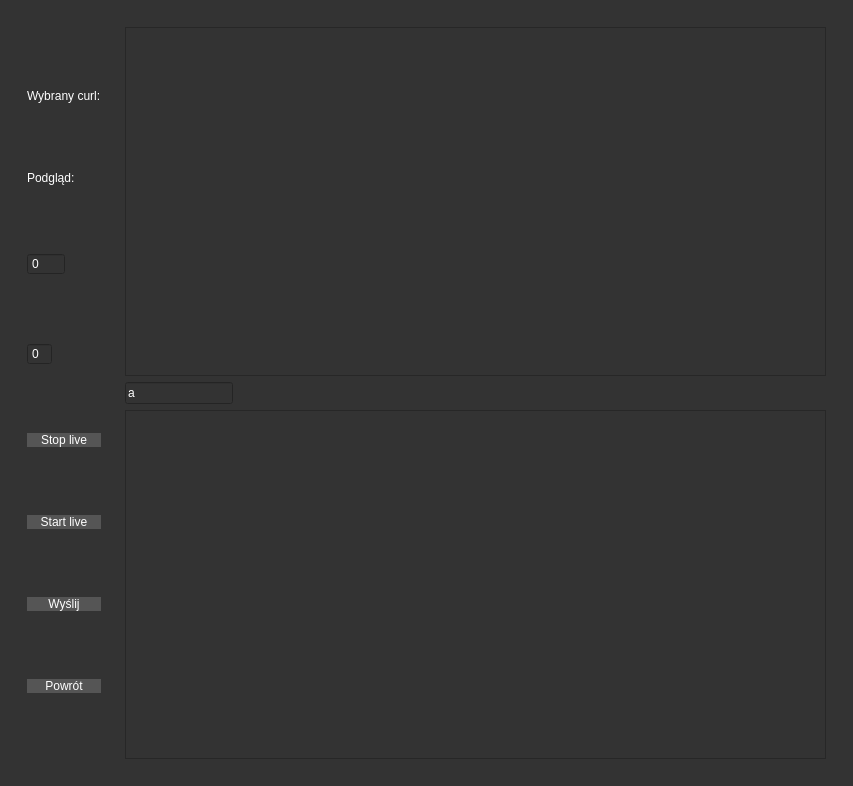
The window that untitled.ui (arekszatan/curlator) describes before a commit, drawn with Qt 5.
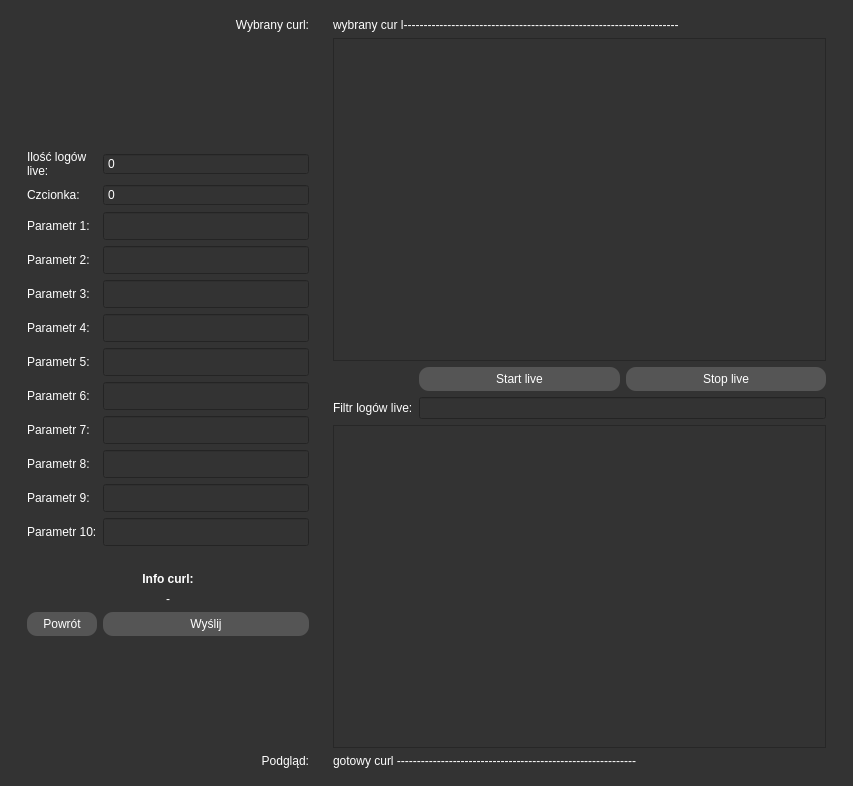
The same window after the commit.

The edit to the form file:
```diff
--- a/untitled.ui
+++ b/untitled.ui
@@ -16,7 +16,7 @@
   <property name="styleSheet">
    <string notr="true">*{
 	color:#fff;
-	font:25px  &quot;Lucida Sans&quot;;
+	font:20px  &quot;Lucida Sans&quot;;
 	
 }
 QWidget{
@@ -28,6 +28,22 @@
 	color:#fff;
 	background-color:#555555;
 	border-radius: 10px;
+	padding:5px;
+}
+
+QPushButton{
+	color:#fff;
+	background-color:#555555;
+	border-radius: 10px;
+}
+
+QPushButton::hover{
+	background-color:#111;
+}
+
+QPushButton::pressed{
+	color:#111;
+	background-color:#22aa33;
 }</string>
   </property>
   <widget class="QWidget" name="centralwidget">
@@ -139,21 +155,42 @@
             <verstretch>0</verstretch>
            </sizepolicy>
           </property>
-          <layout class="QVBoxLayout" name="verticalLayout_2">
-           <item>
-            <widget class="QLabel" name="label_3">
-             <property name="sizePolicy">
-              <sizepolicy hsizetype="Preferred" vsizetype="Maximum">
-               <horstretch>0</horstretch>
-               <verstretch>0</verstretch>
-              </sizepolicy>
-             </property>
+          <property name="maximumSize">
+           <size>
+            <width>300</width>
+            <height>16777215</height>
+           </size>
+          </property>
+          <property name="styleSheet">
+           <string notr="true">QLineEdit{
+
+font-size:12px;
+padding:5px;
+}
+
+QLabel{
+
+font-size:12px;
+}</string>
+          </property>
+          <layout class="QGridLayout" name="gridLayout_4">
+           <property name="topMargin">
+            <number>0</number>
+           </property>
+           <property name="bottomMargin">
+            <number>0</number>
+           </property>
+           <item row="5" column="1">
+            <widget class="QLineEdit" name="p3">
              <property name="text">
-              <string>Wybrany curl:</string>
+              <string/>
              </property>
             </widget>
            </item>
-           <item>
+           <item row="6" column="1">
+            <widget class="QLineEdit" name="p4"/>
+           </item>
+           <item row="20" column="1" alignment="Qt::AlignBottom">
             <widget class="QLabel" name="label_4">
              <property name="sizePolicy">
               <sizepolicy hsizetype="Preferred" vsizetype="Maximum">
@@ -164,16 +201,159 @@
              <property name="text">
               <string>Podgląd:</string>
              </property>
+             <property name="alignment">
+              <set>Qt::AlignRight|Qt::AlignTrailing|Qt::AlignVCenter</set>
+             </property>
             </widget>
            </item>
-           <item>
+           <item row="3" column="0">
+            <widget class="QLabel" name="p1label">
+             <property name="text">
+              <string>Parametr 1:</string>
+             </property>
+            </widget>
+           </item>
+           <item row="7" column="0">
+            <widget class="QLabel" name="p5label">
+             <property name="text">
+              <string>Parametr 5:</string>
+             </property>
+            </widget>
+           </item>
+           <item row="5" column="0">
+            <widget class="QLabel" name="p3label">
+             <property name="text">
+              <string>Parametr 3:</string>
+             </property>
+            </widget>
+           </item>
+           <item row="4" column="1">
+            <widget class="QLineEdit" name="p2"/>
+           </item>
+           <item row="0" column="1" alignment="Qt::AlignTop">
+            <widget class="QLabel" name="label_3">
+             <property name="sizePolicy">
+              <sizepolicy hsizetype="Preferred" vsizetype="Maximum">
+               <horstretch>0</horstretch>
+               <verstretch>0</verstretch>
+              </sizepolicy>
+             </property>
+             <property name="text">
+              <string>Wybrany curl:</string>
+             </property>
+             <property name="alignment">
+              <set>Qt::AlignRight|Qt::AlignTrailing|Qt::AlignVCenter</set>
+             </property>
+            </widget>
+           </item>
+           <item row="11" column="0">
+            <widget class="QLabel" name="p9label">
+             <property name="text">
+              <string>Parametr 9:</string>
+             </property>
+            </widget>
+           </item>
+           <item row="10" column="0">
+            <widget class="QLabel" name="p8label">
+             <property name="text">
+              <string>Parametr 8:</string>
+             </property>
+            </widget>
+           </item>
+           <item row="9" column="0">
+            <widget class="QLabel" name="p7label">
+             <property name="text">
+              <string>Parametr 7:</string>
+             </property>
+            </widget>
+           </item>
+           <item row="11" column="1">
+            <widget class="QLineEdit" name="p9"/>
+           </item>
+           <item row="15" column="0" colspan="2">
+            <widget class="QLabel" name="label_20">
+             <property name="sizePolicy">
+              <sizepolicy hsizetype="Preferred" vsizetype="Maximum">
+               <horstretch>0</horstretch>
+               <verstretch>0</verstretch>
+              </sizepolicy>
+             </property>
+             <property name="font">
+              <font>
+               <family>MS Shell Dlg 2</family>
+               <pointsize>-1</pointsize>
+               <weight>75</weight>
+               <italic>false</italic>
+               <bold>true</bold>
+              </font>
+             </property>
+             <property name="styleSheet">
+              <string notr="true">margin-top:20px;
+font-weight:bold;</string>
+             </property>
+             <property name="text">
+              <string>Info curl:</string>
+             </property>
+             <property name="alignment">
+              <set>Qt::AlignCenter</set>
+             </property>
+            </widget>
+           </item>
+           <item row="16" column="0" colspan="2">
+            <widget class="QLabel" name="infoCurlLabel">
+             <property name="sizePolicy">
+              <sizepolicy hsizetype="Preferred" vsizetype="Maximum">
+               <horstretch>0</horstretch>
+               <verstretch>0</verstretch>
+              </sizepolicy>
+             </property>
+             <property name="text">
+              <string>-</string>
+             </property>
+             <property name="alignment">
+              <set>Qt::AlignCenter</set>
+             </property>
+            </widget>
+           </item>
+           <item row="12" column="0">
+            <widget class="QLabel" name="p10label">
+             <property name="text">
+              <string>Parametr 10:</string>
+             </property>
+            </widget>
+           </item>
+           <item row="12" column="1">
+            <widget class="QLineEdit" name="p10"/>
+           </item>
+           <item row="1" column="0">
+            <widget class="QLabel" name="label_6">
+             <property name="text">
+              <string>Ilość logów
+live:</string>
+             </property>
+            </widget>
+           </item>
+           <item row="2" column="0">
+            <widget class="QLabel" name="label_7">
+             <property name="text">
+              <string>Czcionka:</string>
+             </property>
+            </widget>
+           </item>
+           <item row="1" column="1">
             <widget class="QSpinBox" name="maxLineLogLive">
              <property name="sizePolicy">
-              <sizepolicy hsizetype="Maximum" vsizetype="Maximum">
+              <sizepolicy hsizetype="Preferred" vsizetype="Maximum">
                <horstretch>0</horstretch>
                <verstretch>0</verstretch>
               </sizepolicy>
              </property>
+             <property name="maximumSize">
+              <size>
+               <width>9999</width>
+               <height>16777215</height>
+              </size>
+             </property>
              <property name="buttonSymbols">
               <enum>QAbstractSpinBox::NoButtons</enum>
              </property>
@@ -182,10 +362,10 @@
              </property>
             </widget>
            </item>
-           <item>
+           <item row="2" column="1">
             <widget class="QSpinBox" name="fontSize">
              <property name="sizePolicy">
-              <sizepolicy hsizetype="Maximum" vsizetype="Maximum">
+              <sizepolicy hsizetype="Preferred" vsizetype="Maximum">
                <horstretch>0</horstretch>
                <verstretch>0</verstretch>
               </sizepolicy>
@@ -195,35 +375,44 @@
              </property>
             </widget>
            </item>
-           <item>
-            <widget class="QPushButton" name="stopLiveLog">
+           <item row="4" column="0">
+            <widget class="QLabel" name="p2label">
              <property name="text">
-              <string>Stop live</string>
+              <string>Parametr 2:</string>
              </property>
             </widget>
            </item>
-           <item>
-            <widget class="QPushButton" name="startLiveLog">
+           <item row="8" column="0">
+            <widget class="QLabel" name="p6label">
              <property name="text">
-              <string>Start live</string>
+              <string>Parametr 6:</string>
              </property>
             </widget>
            </item>
-           <item>
-            <widget class="QPushButton" name="pushButton">
-             <property name="sizePolicy">
-              <sizepolicy hsizetype="Preferred" vsizetype="Maximum">
-               <horstretch>0</horstretch>
-               <verstretch>0</verstretch>
-              </sizepolicy>
-             </property>
+           <item row="3" column="1">
+            <widget class="QLineEdit" name="p1"/>
+           </item>
+           <item row="6" column="0">
+            <widget class="QLabel" name="p4label">
              <property name="text">
-              <string>Wyślij</string>
+              <string>Parametr 4:</string>
              </property>
             </widget>
            </item>
-           <item>
-            <widget class="QPushButton" name="pushButton_2">
+           <item row="8" column="1">
+            <widget class="QLineEdit" name="p6"/>
+           </item>
+           <item row="7" column="1">
+            <widget class="QLineEdit" name="p5"/>
+           </item>
+           <item row="9" column="1">
+            <widget class="QLineEdit" name="p7"/>
+           </item>
+           <item row="10" column="1">
+            <widget class="QLineEdit" name="p8"/>
+           </item>
+           <item row="19" column="0">
+            <widget class="QPushButton" name="backPushButton">
              <property name="sizePolicy">
               <sizepolicy hsizetype="Preferred" vsizetype="Maximum">
                <horstretch>0</horstretch>
@@ -235,6 +424,19 @@
              </property>
             </widget>
            </item>
+           <item row="19" column="1">
+            <widget class="QPushButton" name="sendPushButton">
+             <property name="sizePolicy">
+              <sizepolicy hsizetype="Preferred" vsizetype="Maximum">
+               <horstretch>0</horstretch>
+               <verstretch>0</verstretch>
+              </sizepolicy>
+             </property>
+             <property name="text">
+              <string>Wyślij</string>
+             </property>
+            </widget>
+           </item>
           </layout>
          </widget>
         </item>
@@ -252,8 +454,21 @@
             <height>0</height>
            </size>
           </property>
-          <layout class="QVBoxLayout" name="verticalLayout">
-           <item>
+          <layout class="QGridLayout" name="gridLayout_5">
+           <property name="topMargin">
+            <number>0</number>
+           </property>
+           <property name="bottomMargin">
+            <number>0</number>
+           </property>
+           <item row="2" column="4">
+            <widget class="QPushButton" name="stopLiveLog">
+             <property name="text">
+              <string>Stop live</string>
+             </property>
+            </widget>
+           </item>
+           <item row="1" column="2" colspan="3">
             <widget class="QTextEdit" name="logPHSLive">
              <property name="sizePolicy">
               <sizepolicy hsizetype="Preferred" vsizetype="Preferred">
@@ -266,20 +481,7 @@
              </property>
             </widget>
            </item>
-           <item>
-            <widget class="QLineEdit" name="grepLineEdit">
-             <property name="sizePolicy">
-              <sizepolicy hsizetype="Maximum" vsizetype="Maximum">
-               <horstretch>0</horstretch>
-               <verstretch>0</verstretch>
-              </sizepolicy>
-             </property>
-             <property name="text">
-              <string>a</string>
-             </property>
-            </widget>
-           </item>
-           <item>
+           <item row="4" column="2" colspan="3">
             <widget class="QTextEdit" name="logAfterCurl">
              <property name="sizePolicy">
               <sizepolicy hsizetype="Preferred" vsizetype="Preferred">
@@ -289,6 +491,71 @@
              </property>
             </widget>
            </item>
+           <item row="5" column="2" colspan="3">
+            <widget class="QLabel" name="finishedCurl">
+             <property name="sizePolicy">
+              <sizepolicy hsizetype="Preferred" vsizetype="Maximum">
+               <horstretch>0</horstretch>
+               <verstretch>0</verstretch>
+              </sizepolicy>
+             </property>
+             <property name="styleSheet">
+              <string notr="true">font-size:12px;</string>
+             </property>
+             <property name="text">
+              <string>gotowy curl ------------------------------------------------------------</string>
+             </property>
+            </widget>
+           </item>
+           <item row="3" column="2">
+            <widget class="QLabel" name="label_8">
+             <property name="sizePolicy">
+              <sizepolicy hsizetype="Maximum" vsizetype="Preferred">
+               <horstretch>0</horstretch>
+               <verstretch>0</verstretch>
+              </sizepolicy>
+             </property>
+             <property name="text">
+              <string>Filtr logów live:</string>
+             </property>
+            </widget>
+           </item>
+           <item row="2" column="3">
+            <widget class="QPushButton" name="startLiveLog">
+             <property name="text">
+              <string>Start live</string>
+             </property>
+            </widget>
+           </item>
+           <item row="0" column="2" colspan="3">
+            <widget class="QLabel" name="checgedCurl">
+             <property name="sizePolicy">
+              <sizepolicy hsizetype="Preferred" vsizetype="Maximum">
+               <horstretch>0</horstretch>
+               <verstretch>0</verstretch>
+              </sizepolicy>
+             </property>
+             <property name="styleSheet">
+              <string notr="true">font-size:12px;</string>
+             </property>
+             <property name="text">
+              <string>wybrany cur l---------------------------------------------------------------------</string>
+             </property>
+            </widget>
+           </item>
+           <item row="3" column="3" colspan="2">
+            <widget class="QLineEdit" name="grepLineEdit">
+             <property name="sizePolicy">
+              <sizepolicy hsizetype="Preferred" vsizetype="Maximum">
+               <horstretch>0</horstretch>
+               <verstretch>0</verstretch>
+              </sizepolicy>
+             </property>
+             <property name="text">
+              <string/>
+             </property>
+            </widget>
+           </item>
           </layout>
          </widget>
         </item>
```
